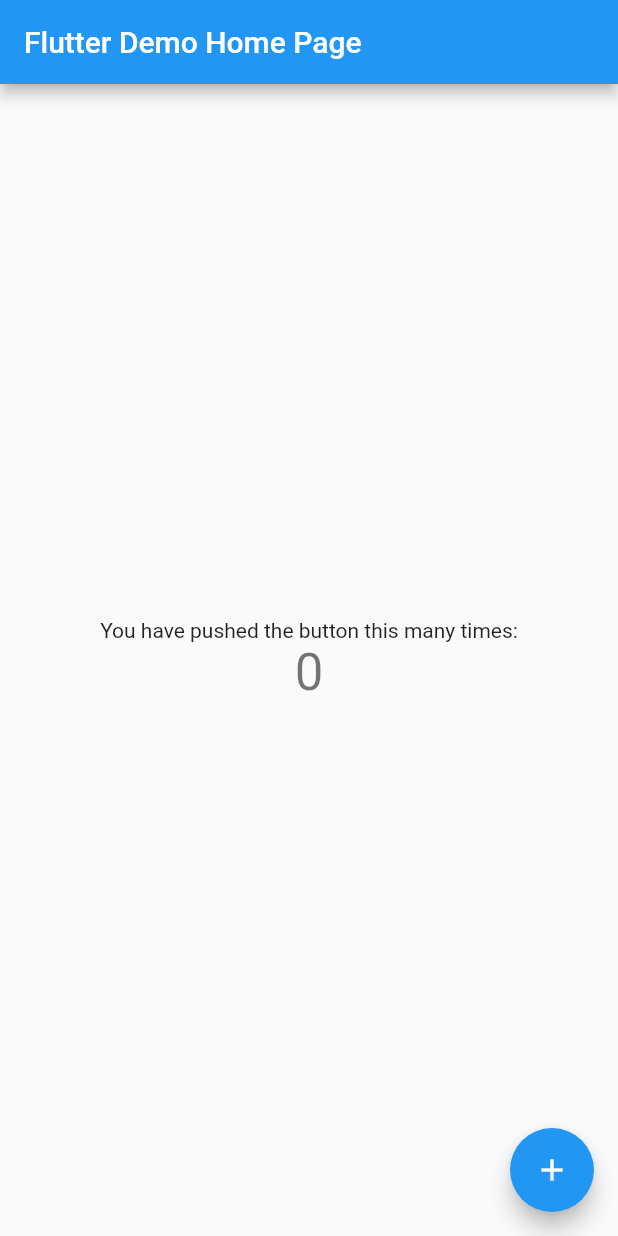
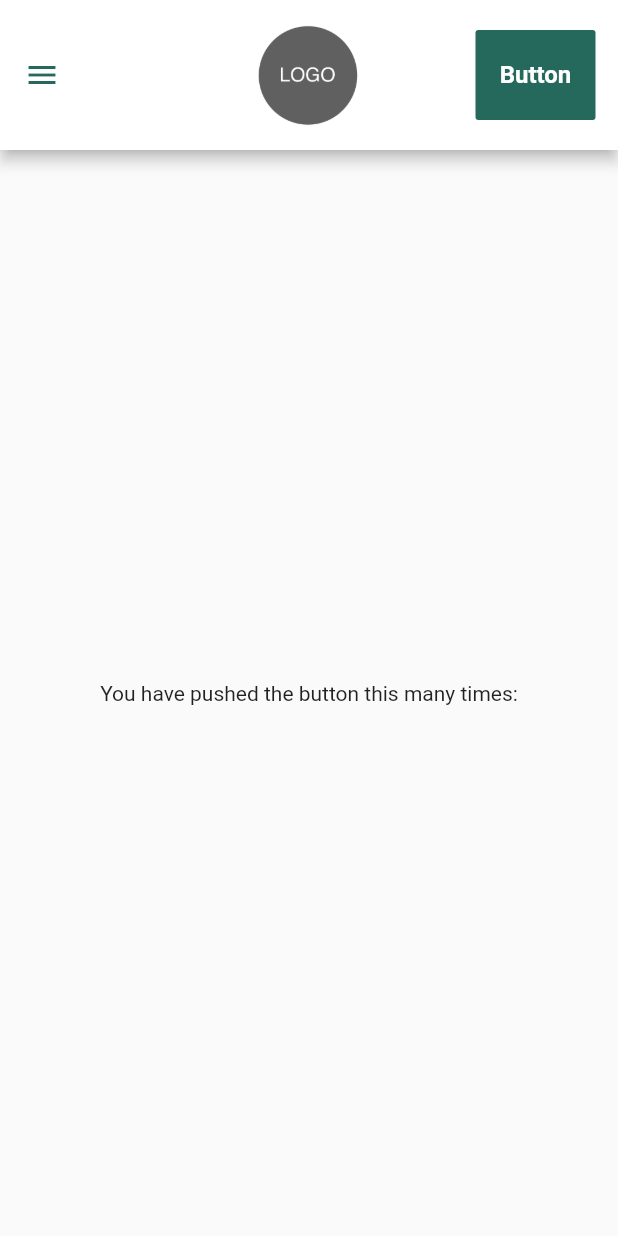
Before and after one commit to AlisterRoe/YouTube-Flutter-App, a Flutter app: the screen it shows after launch, on a phone screen of 412 x 824 dp. Run offline on Flutter 3.47's test engine with Material 2 defaults, Android fonts, the phone set to English and light mode, and no system bars.

Commit message:
Added appbar, drawer and simple theme

```diff
--- a/YouTube_Demo/lib/main.dart
+++ b/YouTube_Demo/lib/main.dart
@@ -1,47 +1,25 @@
 import 'package:flutter/material.dart';
+import 'theme.dart' as Theme;
+import 'scaffold/mobile_appbar.dart';
+import 'scaffold/mobile_drawer.dart';
 
 void main() {
   runApp(MyApp());
 }
 
 class MyApp extends StatelessWidget {
-  // This widget is the root of your application.
   @override
   Widget build(BuildContext context) {
     return MaterialApp(
-      title: 'Flutter Demo',
-      theme: ThemeData(
-        // This is the theme of your application.
-        //
-        // Try running your application with "flutter run". You'll see the
-        // application has a blue toolbar. Then, without quitting the app, try
-        // changing the primarySwatch below to Colors.green and then invoke
-        // "hot reload" (press "r" in the console where you ran "flutter run",
-        // or simply save your changes to "hot reload" in a Flutter IDE).
-        // Notice that the counter didn't reset back to zero; the application
-        // is not restarted.
-        primarySwatch: Colors.blue,
-        // This makes the visual density adapt to the platform that you run
-        // the app on. For desktop platforms, the controls will be smaller and
-        // closer together (more dense) than on mobile platforms.
-        visualDensity: VisualDensity.adaptivePlatformDensity,
-      ),
-      home: MyHomePage(title: 'Flutter Demo Home Page'),
+      title: 'YouTube Flutter Demo',
+      theme: Theme.lightTheme(),
+      home: MyHomePage(title: 'YouTube Flutter Demo Home Page'),
     );
   }
 }
 
 class MyHomePage extends StatefulWidget {
   MyHomePage({Key key, this.title}) : super(key: key);
-
-  // This widget is the home page of your application. It is stateful, meaning
-  // that it has a State object (defined below) that contains fields that affect
-  // how it looks.
-
-  // This class is the configuration for the state. It holds the values (in this
-  // case the title) provided by the parent (in this case the App widget) and
-  // used by the build method of the State. Fields in a Widget subclass are
-  // always marked "final".
 
   final String title;
 
@@ -50,68 +28,21 @@ class MyHomePage extends StatefulWidget {
 }
 
 class _MyHomePageState extends State<MyHomePage> {
-  int _counter = 0;
-
-  void _incrementCounter() {
-    setState(() {
-      // This call to setState tells the Flutter framework that something has
-      // changed in this State, which causes it to rerun the build method below
-      // so that the display can reflect the updated values. If we changed
-      // _counter without calling setState(), then the build method would not be
-      // called again, and so nothing would appear to happen.
-      _counter++;
-    });
-  }
-
   @override
   Widget build(BuildContext context) {
-    // This method is rerun every time setState is called, for instance as done
-    // by the _incrementCounter method above.
-    //
-    // The Flutter framework has been optimized to make rerunning build methods
-    // fast, so that you can just rebuild anything that needs updating rather
-    // than having to individually change instances of widgets.
     return Scaffold(
-      appBar: AppBar(
-        // Here we take the value from the MyHomePage object that was created by
-        // the App.build method, and use it to set our appbar title.
-        title: Text(widget.title),
-      ),
+      appBar: MobileAppBar(),
       body: Center(
-        // Center is a layout widget. It takes a single child and positions it
-        // in the middle of the parent.
         child: Column(
-          // Column is also a layout widget. It takes a list of children and
-          // arranges them vertically. By default, it sizes itself to fit its
-          // children horizontally, and tries to be as tall as its parent.
-          //
-          // Invoke "debug painting" (press "p" in the console, choose the
-          // "Toggle Debug Paint" action from the Flutter Inspector in Android
-          // Studio, or the "Toggle Debug Paint" command in Visual Studio Code)
-          // to see the wireframe for each widget.
-          //
-          // Column has various properties to control how it sizes itself and
-          // how it positions its children. Here we use mainAxisAlignment to
-          // center the children vertically; the main axis here is the vertical
-          // axis because Columns are vertical (the cross axis would be
-          // horizontal).
           mainAxisAlignment: MainAxisAlignment.center,
           children: <Widget>[
             Text(
               'You have pushed the button this many times:',
             ),
-            Text(
-              '$_counter',
-              style: Theme.of(context).textTheme.headline4,
-            ),
           ],
         ),
       ),
-      floatingActionButton: FloatingActionButton(
-        onPressed: _incrementCounter,
-        tooltip: 'Increment',
-        child: Icon(Icons.add),
-      ), // This trailing comma makes auto-formatting nicer for build methods.
+      drawer: MobileAppDrawer(),
     );
   }
 }
--- /dev/null
+++ b/YouTube_Demo/lib/scaffold/mobile_appbar.dart
@@ -0,0 +1,54 @@
+import 'package:flutter/material.dart';
+
+class MobileAppBar extends StatefulWidget implements PreferredSizeWidget {
+  MobileAppBar({Key key})
+      : preferredSize = Size.fromHeight(100),
+        super(key: key);
+
+  @override
+  final Size preferredSize;
+
+  @override
+  _MobileAppBarState createState() => _MobileAppBarState();
+}
+
+class _MobileAppBarState extends State<MobileAppBar> {
+  @override
+  Widget build(BuildContext context) {
+    return AppBar(
+      toolbarHeight: 120,
+      centerTitle: true,
+      title: InkWell(
+        onTap: () => {},
+        child: Container(
+          child: Image(
+            image: AssetImage('assets/images/logo.png'),
+            fit: BoxFit.contain,
+            height: 100,
+          ),
+        ),
+      ),
+      actions: <Widget>[
+        Padding(
+          padding: EdgeInsets.fromLTRB(0, 20, 15, 20),
+          child: SizedBox(
+            width: 80,
+            child: FlatButton(
+              textColor: Color(0xFFFFFFFF),
+              color: Color(0xFF24695C),
+              onPressed: () => {},
+              child: Text(
+                "Button",
+                style: new TextStyle(
+                  fontSize: 16,
+                  fontWeight: FontWeight.bold,
+                ),
+              ),
+            ),
+          ),
+        ),
+      ],
+      iconTheme: new IconThemeData(color: Color(0xFF24695C)),
+    );
+  }
+}
--- /dev/null
+++ b/YouTube_Demo/lib/theme.dart
@@ -0,0 +1,9 @@
+import 'package:flutter/material.dart';
+
+ThemeData lightTheme() {
+  final ThemeData base = ThemeData.light();
+  return base.copyWith(
+    primaryColor: Color(0xFFFFFFFF),
+    accentColor: Color(0xFF24695C),
+  );
+}
--- a/YouTube_Demo/pubspec.yaml
+++ b/YouTube_Demo/pubspec.yaml
@@ -45,9 +45,8 @@ flutter:
   uses-material-design: true
 
   # To add assets to your application, add an assets section, like this:
-  # assets:
-  #   - images/a_dot_burr.jpeg
-  #   - images/a_dot_ham.jpeg
+  assets:
+  - assets/images/logo.png
 
   # An image asset can refer to one or more resolution-specific "variants", see
   # https://flutter.dev/assets-and-images/#resolution-aware.
```
Also changed, not shown: YouTube_Demo/lib/scaffold/mobile_drawer.dart (added, +108 -0 lines), YouTube_Demo/assets/images/logo.png (added).
